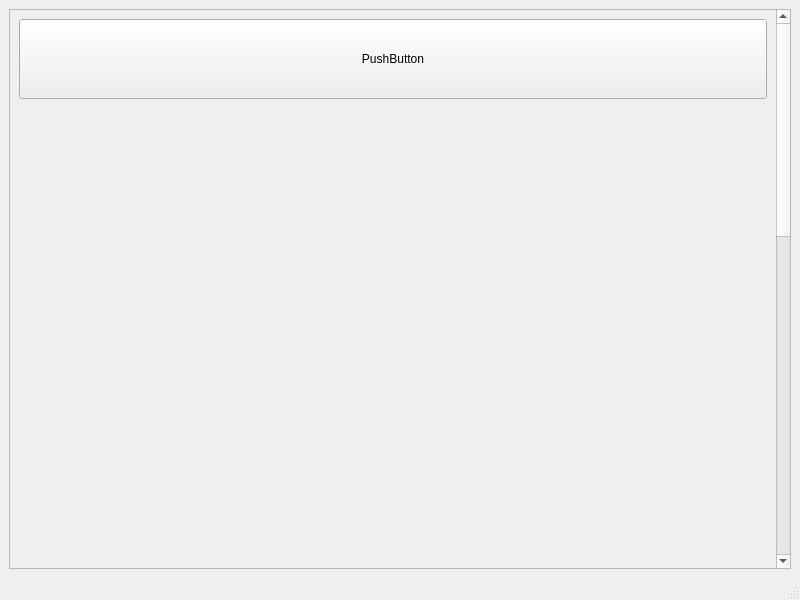
Qt form MyScatter3D/mainwindow.ui (ttktjmt/scatter3d-in-qwidget) before a commit.
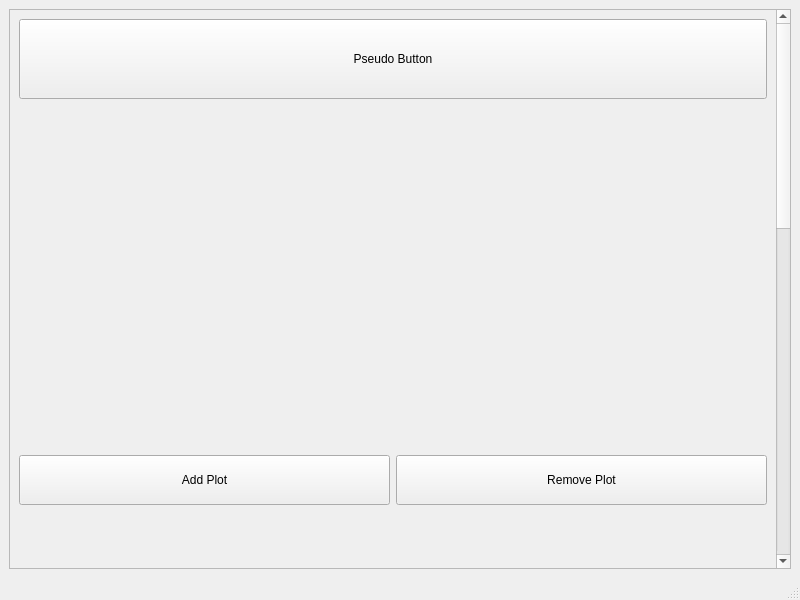
The same form after that commit. Custom widgets are drawn as their Qt base class.

```diff
--- a/MyScatter3D/mainwindow.ui
+++ b/MyScatter3D/mainwindow.ui
@@ -24,9 +24,9 @@
        <property name="geometry">
         <rect>
          <x>0</x>
-         <y>0</y>
+         <y>-295</y>
          <width>755</width>
-         <height>1412</height>
+         <height>1471</height>
         </rect>
        </property>
        <property name="mouseTracking">
@@ -47,7 +47,7 @@
              </size>
             </property>
             <property name="text">
-             <string>PushButton</string>
+             <string>Pseudo Button</string>
             </property>
            </widget>
           </item>
@@ -67,6 +67,36 @@
             </property>
            </spacer>
           </item>
+          <item>
+           <layout class="QHBoxLayout" name="horizontalLayout_3">
+            <item>
+             <widget class="QPushButton" name="addButton">
+              <property name="minimumSize">
+               <size>
+                <width>0</width>
+                <height>50</height>
+               </size>
+              </property>
+              <property name="text">
+               <string>Add Plot</string>
+              </property>
+             </widget>
+            </item>
+            <item>
+             <widget class="QPushButton" name="removeButton">
+              <property name="minimumSize">
+               <size>
+                <width>0</width>
+                <height>50</height>
+               </size>
+              </property>
+              <property name="text">
+               <string>Remove Plot</string>
+              </property>
+             </widget>
+            </item>
+           </layout>
+          </item>
           <item>
            <widget class="MyScatter3D" name="MyScatterWidget" native="true">
             <property name="minimumSize">
```
Left out of the diff: 2 changed lines with no effect on the pictures.
